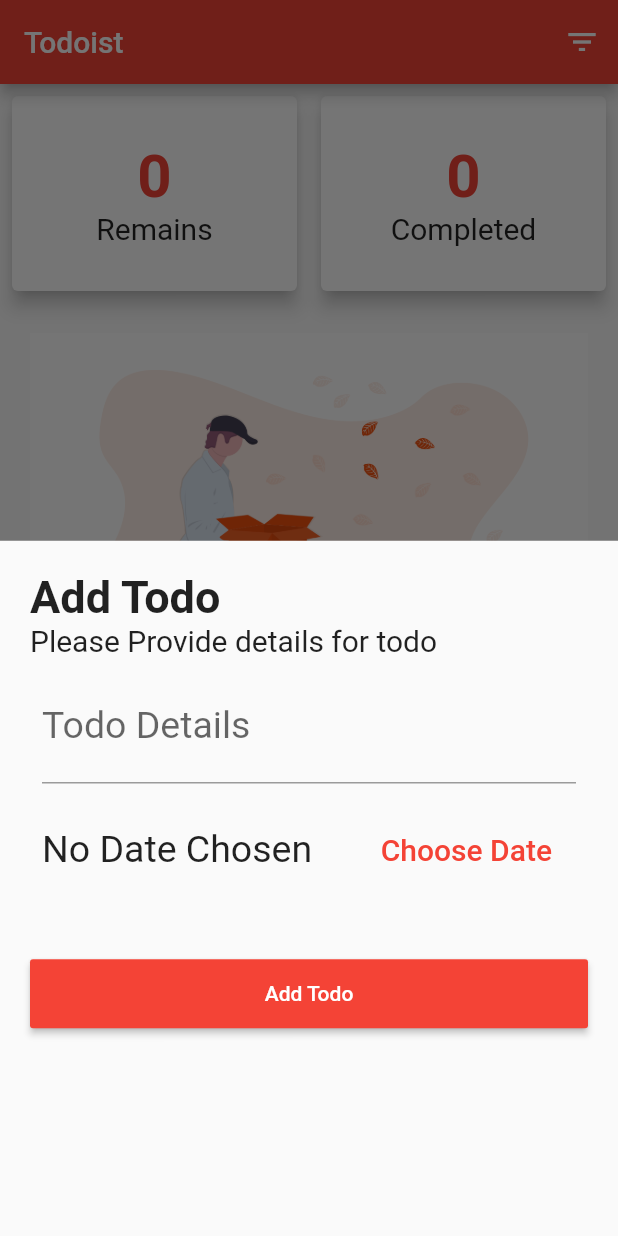
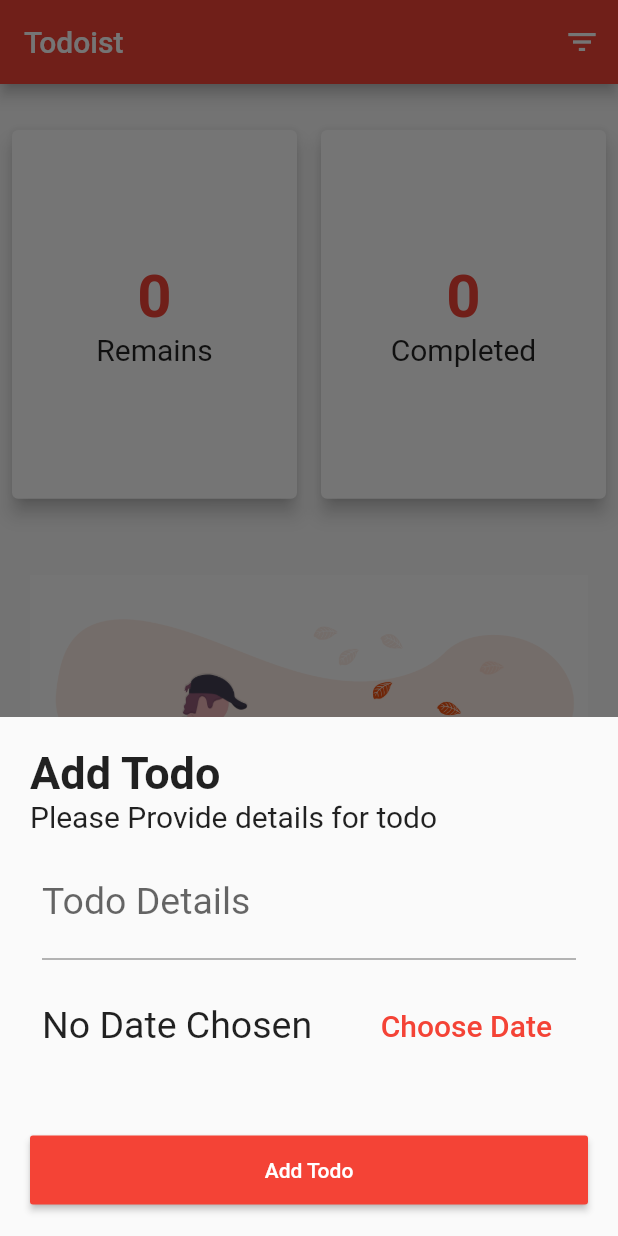
Before and after one commit to AminTahseen/Flutter_Todo_List_App, a Flutter app: the screen it shows after launch, after a tap on the "add" icon, on a phone screen of 412 x 824 dp. Run offline on Flutter 3.47's test engine with Material 2 defaults, Android fonts, the phone set to English and light mode, and no system bars.

Commit message:
responsiveness added

```diff
--- a/lib/main.dart
+++ b/lib/main.dart
@@ -122,8 +122,7 @@ class _HomeState extends State<Home> {
 
   @override
   Widget build(BuildContext context) {
-    return Scaffold(
-      appBar: AppBar(
+    final appBar = AppBar(
       title: Text('Todoist'),
       actions: <Widget>[
         IconButton(
@@ -131,12 +130,35 @@ class _HomeState extends State<Home> {
           onPressed: () => _showFilterDialog(context),
         )
       ],
-      ),
+    );
+    final mediaQuery = MediaQuery.of(context);
+    final isLandscape = mediaQuery.orientation == Orientation.landscape;
+    return Scaffold(
+      appBar: appBar,
       body: SingleChildScrollView(
         child: Column(
           children: <Widget>[
-            CardCount(_remainTaskCount, _completedTaskCount),
-            TaskList(_todoList, _completeTask, _deleteTask),
+            Container(
+              height: (mediaQuery.size.height -
+                      appBar.preferredSize.height -
+                      mediaQuery.padding.top) *
+                  0.4,
+              child: CardCount(
+                _remainTaskCount,
+                _completedTaskCount,
+              ),
+            ),
+            Container(
+              height: (mediaQuery.size.height -
+                      appBar.preferredSize.height -
+                      mediaQuery.padding.top) *
+                  0.6,
+              child: TaskList(
+                _todoList,
+                _completeTask,
+                _deleteTask,
+              ),
+            ),
           ],
         ),
       ),
--- a/lib/widgets/add_task_dialog.dart
+++ b/lib/widgets/add_task_dialog.dart
@@ -18,7 +18,7 @@ class _AddTaskDialogState extends State<AddTaskDialog> {
     if (todoDesc.isEmpty) {
       return;
     } else {
-      widget._addTask(todoDesc,_selectedDate);
+      widget._addTask(todoDesc, _selectedDate);
       Navigator.of(context).pop();
     }
   }
@@ -41,9 +41,15 @@ class _AddTaskDialogState extends State<AddTaskDialog> {
 
   @override
   Widget build(BuildContext context) {
-    return Container(
+    return SingleChildScrollView(
+      child: Container(
         margin: EdgeInsets.all(10),
-      padding: EdgeInsets.all(10),
+        padding: EdgeInsets.only(
+          top: 10,
+          left: 10,
+          right: 10,
+          bottom: MediaQuery.of(context).viewInsets.bottom + 10,
+        ),
         child: Column(
           crossAxisAlignment: CrossAxisAlignment.stretch,
           children: <Widget>[
@@ -108,6 +114,7 @@ class _AddTaskDialogState extends State<AddTaskDialog> {
             ),
           ],
         ),
+      ),
     );
   }
 }
--- a/lib/widgets/show_cards_count.dart
+++ b/lib/widgets/show_cards_count.dart
@@ -8,6 +8,7 @@ class CardCount extends StatelessWidget {
 
   @override
   Widget build(BuildContext context) {
+    return LayoutBuilder(builder: (ctx, constraints) {
       return Row(
         mainAxisAlignment: MainAxisAlignment.spaceEvenly,
         children: <Widget>[
@@ -16,8 +17,16 @@ class CardCount extends StatelessWidget {
               elevation: 5,
               margin: EdgeInsets.all(8.0),
               child: Container(
+                height: constraints.maxHeight * 0.8,
                 padding: EdgeInsets.all(30.0),
                 child: Column(
+                  mainAxisAlignment: MainAxisAlignment.center,
+                  crossAxisAlignment: CrossAxisAlignment.center,
+                  children: <Widget>[
+                    Expanded(
+                      child: Column(
+                        mainAxisAlignment: MainAxisAlignment.center,
+                        crossAxisAlignment: CrossAxisAlignment.center,
                         children: <Widget>[
                           Text(
                             '${_remainCount.toString()}',
@@ -34,6 +43,9 @@ class CardCount extends StatelessWidget {
                         ],
                       ),
                     ),
+                  ],
+                ),
+              ),
             ),
           ),
           Expanded(
@@ -41,8 +53,16 @@ class CardCount extends StatelessWidget {
               elevation: 5,
               margin: EdgeInsets.all(8.0),
               child: Container(
+                height: constraints.maxHeight * 0.8,
                 padding: EdgeInsets.all(30.0),
                 child: Column(
+                  mainAxisAlignment: MainAxisAlignment.center,
+                  crossAxisAlignment: CrossAxisAlignment.center,
+                  children: <Widget>[
+                    Expanded(
+                      child: Column(
+                        mainAxisAlignment: MainAxisAlignment.center,
+                        crossAxisAlignment: CrossAxisAlignment.center,
                         children: <Widget>[
                           Text(
                             '${_completedCount.toString()}',
@@ -59,9 +79,13 @@ class CardCount extends StatelessWidget {
                         ],
                       ),
                     ),
+                  ],
+                ),
+              ),
             ),
           )
         ],
       );
+    });
   }
 }
```
Lines whose indentation alone changed are shown as unchanged.
